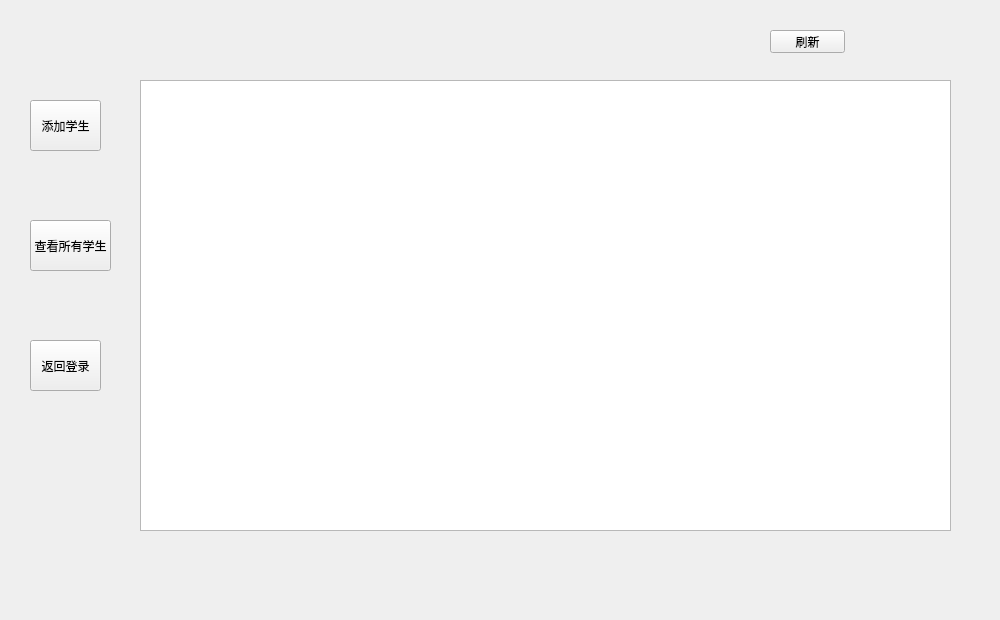
Before: the Qt Designer form teacher.ui in breadog/Course_selection_system, drawn with Qt 5.
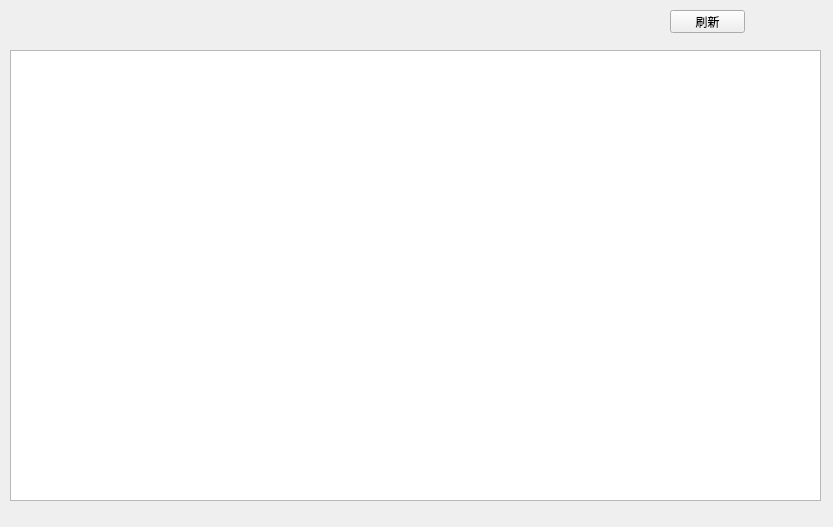
After: the same form once the commit is applied.

Patch:
```diff
--- a/teacher.ui
+++ b/teacher.ui
@@ -6,8 +6,8 @@
    <rect>
     <x>0</x>
     <y>0</y>
-    <width>1000</width>
-    <height>620</height>
+    <width>833</width>
+    <height>527</height>
    </rect>
   </property>
   <property name="windowTitle">
@@ -16,47 +16,18 @@
   <widget class="QTableView" name="tableView">
    <property name="geometry">
     <rect>
-     <x>140</x>
-     <y>80</y>
+     <x>10</x>
+     <y>50</y>
      <width>811</width>
      <height>451</height>
     </rect>
    </property>
   </widget>
-  <widget class="QPushButton" name="addstu">
-   <property name="geometry">
-    <rect>
-     <x>30</x>
-     <y>100</y>
-     <width>71</width>
-     <height>51</height>
-    </rect>
-   </property>
-   <property name="text">
-    <string>添加学生</string>
-   </property>
-  </widget>
-  <widget class="QPushButton" name="backtomain">
-   <property name="geometry">
-    <rect>
-     <x>30</x>
-     <y>340</y>
-     <width>71</width>
-     <height>51</height>
-    </rect>
-   </property>
-   <property name="styleSheet">
-    <string notr="true"/>
-   </property>
-   <property name="text">
-    <string>返回登录</string>
-   </property>
-  </widget>
   <widget class="QPushButton" name="refresh">
    <property name="geometry">
     <rect>
-     <x>770</x>
-     <y>30</y>
+     <x>670</x>
+     <y>10</y>
      <width>75</width>
      <height>23</height>
     </rect>
@@ -65,19 +36,6 @@
     <string>刷新</string>
    </property>
   </widget>
-  <widget class="QToolButton" name="showallstu">
-   <property name="geometry">
-    <rect>
-     <x>30</x>
-     <y>220</y>
-     <width>81</width>
-     <height>51</height>
-    </rect>
-   </property>
-   <property name="text">
-    <string>查看所有学生</string>
-   </property>
-  </widget>
  </widget>
  <resources/>
  <connections/>
```
